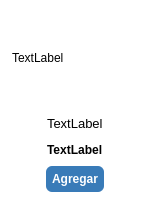
First picture: the form in RawInterfaces/WidgetApoyo/WidgetProducto.ui, repository Ventthos/PollosExpress, before the edit.
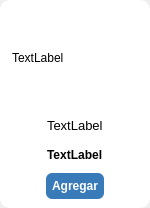
Second picture: the form after the edit.

Commit message: Para poder seleccionar el producto

```diff
--- a/RawInterfaces/WidgetApoyo/WidgetProducto.ui
+++ b/RawInterfaces/WidgetApoyo/WidgetProducto.ui
@@ -7,7 +7,7 @@
     <x>0</x>
     <y>0</y>
     <width>150</width>
-    <height>201</height>
+    <height>208</height>
    </rect>
   </property>
   <property name="windowTitle">
@@ -31,6 +31,7 @@
      <property name="styleSheet">
       <string notr="true">#fondo_cuadrado_busqueda{
 	background-color:white;
+	border-radius: 10px;
 }</string>
      </property>
      <layout class="QVBoxLayout" name="verticalLayout_2" stretch="2,1,1,1">
@@ -92,12 +93,22 @@
 }
 
 #boton_agregar_producto_widget::hover{
-	background-color: #61a5e3;
+	background-color: #b0cae3;
+}
+
+#boton_agregar_producto_widget::checked{
+	background-color: #74a3cd;
 }</string>
         </property>
         <property name="text">
          <string>Agregar</string>
         </property>
+        <property name="checkable">
+         <bool>true</bool>
+        </property>
+        <property name="checked">
+         <bool>false</bool>
+        </property>
        </widget>
       </item>
      </layout>
```
Left out of the diff: 6 changed lines with no effect on the pictures. The commit also changes 8 other files.
